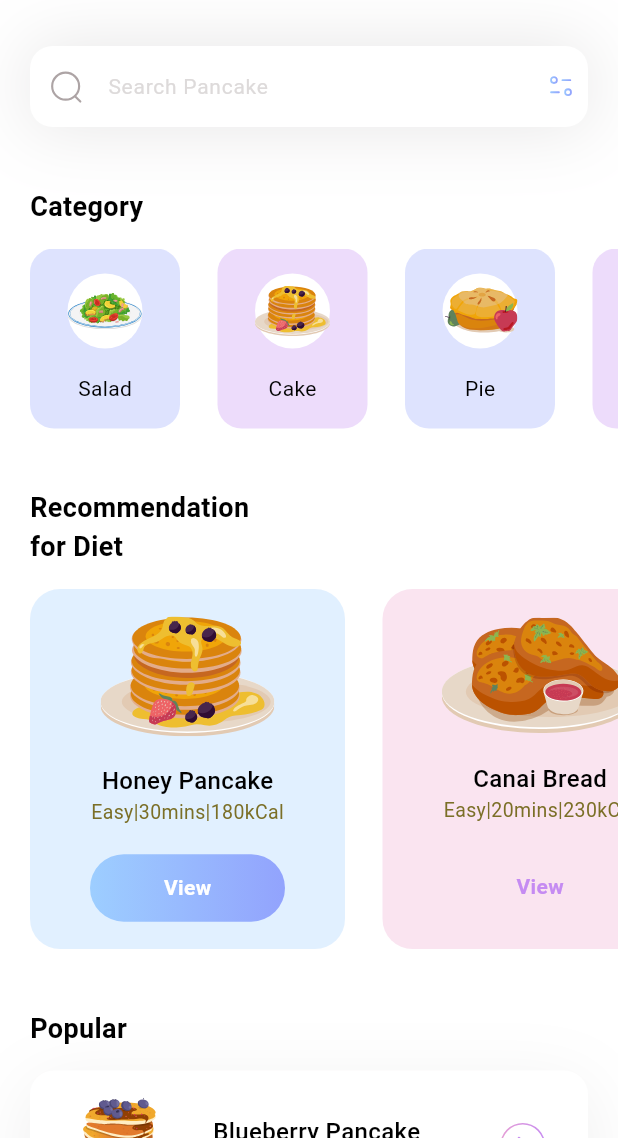
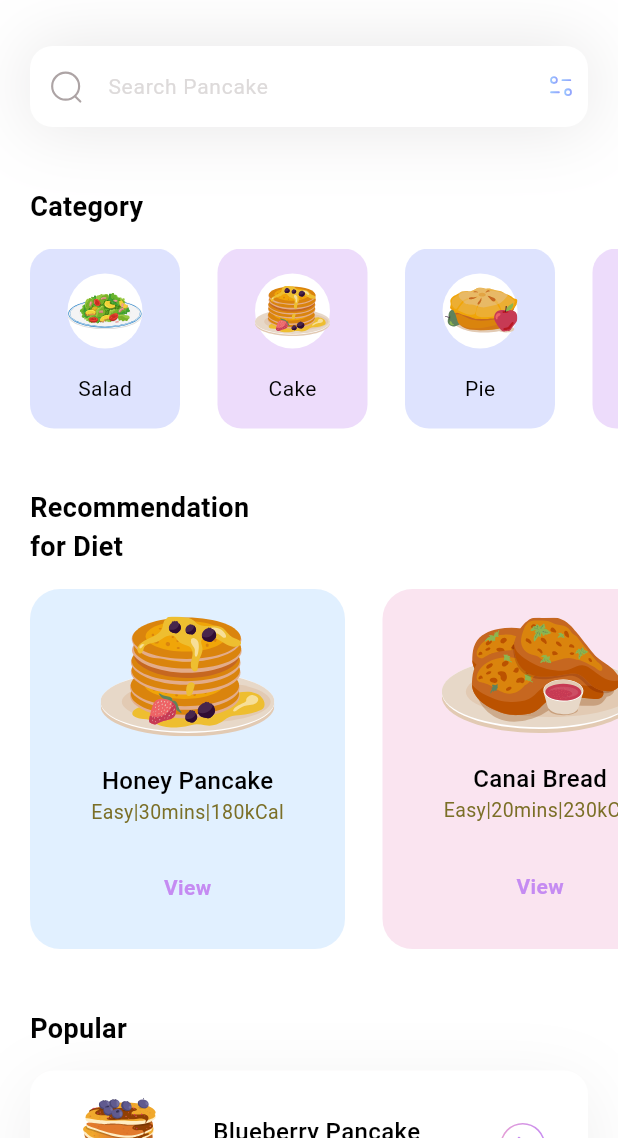
Before and after one commit to nicolepanggg/flutter-fitness, a Flutter app: the screen it shows after launch, on a phone screen of 412 x 824 dp, the part 98-1236 px from its top. Run offline on Flutter 3.47's test engine with Material 3 defaults, Android fonts, the phone set to English and light mode, and no system bars; our stand-ins replace flutter_svg; Roboto replaces fonts that are missing (Poppins).

Commit message:
no message

```diff
--- a/lib/components/categoriesSection.dart
+++ b/lib/components/categoriesSection.dart
@@ -1,10 +1,10 @@
 import 'package:flutter/material.dart';
 import 'package:flutter_svg/flutter_svg.dart';
-import '../models/category_model.dart';
-import 'app_styles.dart'; // AppStyles
+import '../models/CategoryModel.dart';
+import '../styles/app_styles.dart'; // AppStyles
 import '../pages/category_detail_page.dart';
 
-Widget categoriesSection(List<CategoryModel> categories) {
+Widget CategoriesSection(List<CategoryModel> categories) {
   return Column(
     crossAxisAlignment: CrossAxisAlignment.start,
     children: [
--- a/lib/components/dietSection.dart
+++ b/lib/components/dietSection.dart
@@ -1,9 +1,20 @@
 import 'package:flutter/material.dart';
 import 'package:flutter_svg/flutter_svg.dart';
-import '../models/diet_model.dart';
-import 'app_styles.dart'; // AppStyles
+import '../models/DietViewModel.dart';
+import '../styles/app_styles.dart'; // AppStyles
 
-Widget dietSection(List<DietModel> diets) {
+class DietSection extends StatelessWidget {
+  final List<DietViewModel> diets;
+  final Function(int) onDietSelected;
+
+  const DietSection({
+    super.key,
+    required this.diets,
+    required this.onDietSelected,
+  });
+
+  @override
+  Widget build(BuildContext context) {
     return Column(
       crossAxisAlignment: CrossAxisAlignment.start,
       children: [
@@ -65,10 +76,10 @@ Widget dietSection(List<DietModel> diets) {
                         //Applies a linear gradient as the background of the container
                         gradient: LinearGradient(
                           colors: [
-                          diets[index].viewIsSelected
+                            diets[index].selected
                                 ? Color(0xff9DCEFF)
                                 : Colors.transparent,
-                          diets[index].viewIsSelected
+                            diets[index].selected
                                 ? Color(0xff92A3FD)
                                 : Colors.transparent,
                           ],
@@ -79,7 +90,7 @@ Widget dietSection(List<DietModel> diets) {
                         child: Text(
                           'View',
                           style: TextStyle(
-                          color: diets[index].viewIsSelected
+                            color: diets[index].selected
                                 ? Colors.white
                                 : Color(0xffC58BF2),
                             fontWeight: FontWeight.w600,
@@ -101,3 +112,4 @@ Widget dietSection(List<DietModel> diets) {
       ],
     );
   }
+}
--- a/lib/components/popularSection.dart
+++ b/lib/components/popularSection.dart
@@ -1,9 +1,9 @@
 import 'package:flutter/material.dart';
 import 'package:flutter_svg/flutter_svg.dart';
-import '../models/popular_model.dart';
-import 'app_styles.dart'; // AppStyles
+import '../models/PopularModel.dart';
+import '../styles/app_styles.dart'; // AppStyles
 
-Widget popularSection(List<PopularDietsModel> popularDiets) {
+Widget PopularSection(List<PopularDietsModel> popularDiets) {
   return Column(
     crossAxisAlignment: CrossAxisAlignment.start,
     children: [
--- a/lib/models/diet_model.dart
+++ b/lib/models/DietModel.dart
@@ -20,9 +20,9 @@ class DietModel {
   });
 
   static List<DietModel> getDiets() {
-    List<DietModel> diets = [];
-
-    diets.add(
+    //List<DietModel> diets = [];
+    //diets.add(
+    return [
       DietModel(
         name: 'Honey Pancake',
         iconPath: 'assets/icons/honey-pancakes.svg',
@@ -32,9 +32,8 @@ class DietModel {
         viewIsSelected: true,
         boxColor: Color(0xff9DCEFF),
       ),
-    );
-
-    diets.add(
+      //);
+      //diets.add(
       DietModel(
         name: 'Canai Bread',
         iconPath: 'assets/icons/canai-bread.svg',
@@ -44,8 +43,27 @@ class DietModel {
         viewIsSelected: false,
         boxColor: Color(0xffEEA4CE),
       ),
-    );
+      DietModel(
+        name: 'Apple Pie',
+        iconPath: 'assets/icons/honey-pancakes.svg',
+        level: 'Easy',
+        duration: '50mins',
+        calorie: '300kCal',
+        viewIsSelected: false,
+        boxColor: Color(0xFFF3E6E8),
+      ),
+      DietModel(
+        name: 'Orange Citrus Snack',
+        iconPath: 'assets/icons/canai-bread.svg',
+        level: 'Easy',
+        duration: '10mins',
+        calorie: '80kCal',
+        viewIsSelected: true,
+        boxColor: Color(0xFFFFF3C7),
+      ),
+    ];
+    //);
 
-    return diets;
+    //return diets;
   }
 }
--- /dev/null
+++ b/lib/models/DietViewModel.dart
@@ -0,0 +1,44 @@
+import 'package:flutter/material.dart';
+import 'DietModel.dart';
+
+class DietViewModel extends DietModel {
+  bool selected;
+
+  DietViewModel({
+    required String name,
+    required String iconPath,
+    required String level,
+    required String duration,
+    required String calorie,
+    required Color boxColor,
+    required bool viewIsSelected,
+    this.selected = false, // Default not selected
+  }) : super(
+         name: name,
+         iconPath: iconPath,
+         level: level,
+         duration: duration,
+         calorie: calorie,
+         boxColor: boxColor,
+         viewIsSelected: viewIsSelected,
+       );
+
+  // Factory constructor to create DietViewModel from DietModel
+  factory DietViewModel.fromDietModel(DietModel dietModel) {
+    return DietViewModel(
+      name: dietModel.name,
+      iconPath: dietModel.iconPath,
+      level: dietModel.level,
+      duration: dietModel.duration,
+      calorie: dietModel.calorie,
+      boxColor: dietModel.boxColor,
+      viewIsSelected: dietModel.viewIsSelected,
+      selected: false, // Default not selected
+    );
+  }
+
+  // Additional view logic can be added here
+  void toggleSelected() {
+    selected = !selected;
+  }
+}
--- a/lib/pages/category_detail_page.dart
+++ b/lib/pages/category_detail_page.dart
@@ -1,7 +1,7 @@
 import 'package:flutter/material.dart';
 import 'package:flutter_svg/flutter_svg.dart';
-import '../models/category_model.dart';
-import 'package:fitness/components/app_bar.dart';
+import '../models/CategoryModel.dart';
+import 'package:fitness/components/App_bar.dart';
 
 class CategoryDetailPage extends StatelessWidget {
   final CategoryModel category;
--- a/lib/pages/home.dart
+++ b/lib/pages/home.dart
@@ -1,14 +1,15 @@
 //reference flutter_css: https://drawcall.github.io/c2f/
 import 'package:flutter/material.dart';
 import 'package:fitness/components/search_field.dart';
-import 'package:fitness/components/categoriesSection.dart';
-import 'package:fitness/components/dietSection.dart';
-import 'package:fitness/components/popularSection.dart';
-import 'package:fitness/components/app_bar.dart';
+import 'package:fitness/components/CategoriesSection.dart';
+import 'package:fitness/components/DietSection.dart';
+import 'package:fitness/components/PopularSection.dart';
+import 'package:fitness/components/App_bar.dart';
 
-import 'package:fitness/models/category_model.dart';
-import 'package:fitness/models/diet_model.dart';
-import 'package:fitness/models/popular_model.dart';
+import 'package:fitness/models/CategoryModel.dart';
+import 'package:fitness/models/DietModel.dart';
+import 'package:fitness/models/DietViewModel.dart'; //Update at 2025.06.10
+import 'package:fitness/models/PopularModel.dart';
 
 class HomePage extends StatefulWidget {
   const HomePage({super.key});
@@ -22,13 +23,29 @@ class AppStyles {
 
 class _HomePageState extends State<HomePage> {
   List<CategoryModel> categories = [];
-  List<DietModel> diets = [];
+  List<DietViewModel> diets = [];
   List<PopularDietsModel> popularDiets = [];
 
   void _getInitialInfo() {
     categories = CategoryModel.getCategories();
-    diets = DietModel.getDiets();
+    //diets = DietModel.getDiets();
+    diets = DietModel.getDiets()
+        .map((diet) => DietViewModel.fromDietModel(diet))
+        .toList();
     popularDiets = PopularDietsModel.getPopularDiets();
+  }
+
+  void _onDietSelected(int index) {
+    //Update at 2025.06.10
+    setState(() {
+      diets[index].toggleSelected();
+    });
+  }
+
+  @override //Update at 2025.06.10
+  void initState() {
+    super.initState();
+    _getInitialInfo();
   }
 
   @override
@@ -41,11 +58,12 @@ class _HomePageState extends State<HomePage> {
         children: [
           searchField(),
           SizedBox(height: 40),
-          categoriesSection(categories),
+          CategoriesSection(categories),
           SizedBox(height: 40),
-          dietSection(diets),
+          //dietSection(diets),
+          DietSection(diets: diets, onDietSelected: _onDietSelected),
           SizedBox(height: 40),
-          popularSection(popularDiets),
+          PopularSection(popularDiets),
           SizedBox(height: 40),
         ],
       ),
```
Also changed, not shown: lib/models/CategoryModel.dart (renamed from lib/models/category_model.dart), lib/models/PopularModel.dart (renamed from lib/models/popular_model.dart), lib/styles/app_styles.dart (renamed from lib/components/app_styles.dart). Lines whose indentation alone changed are shown as unchanged.
